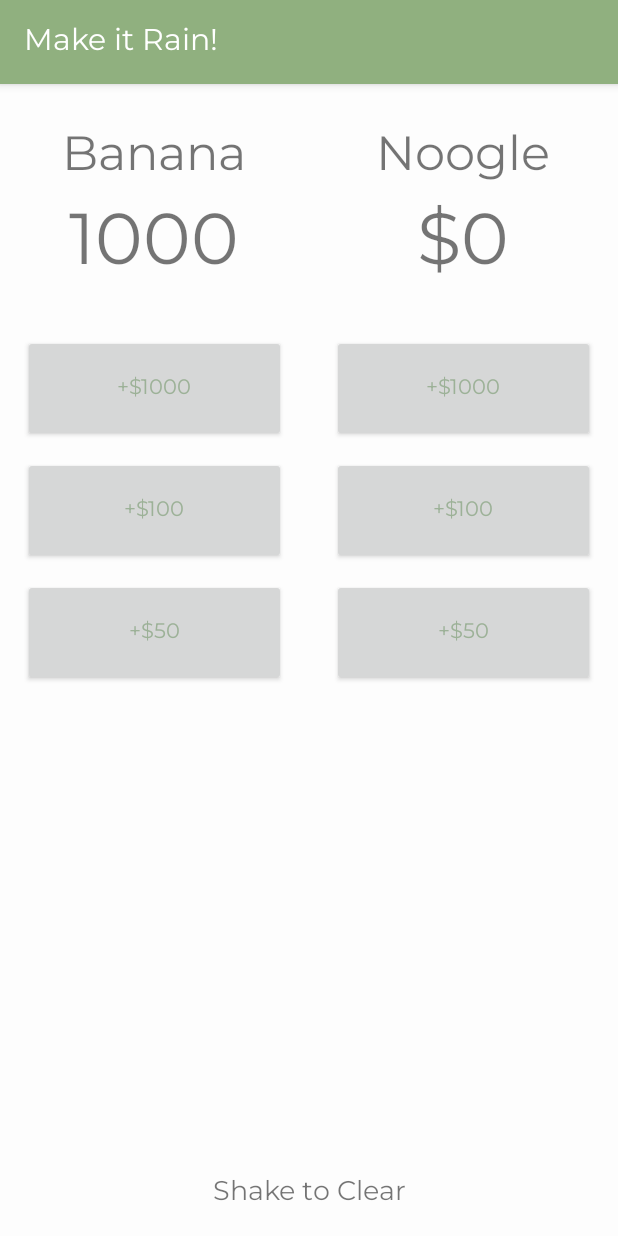
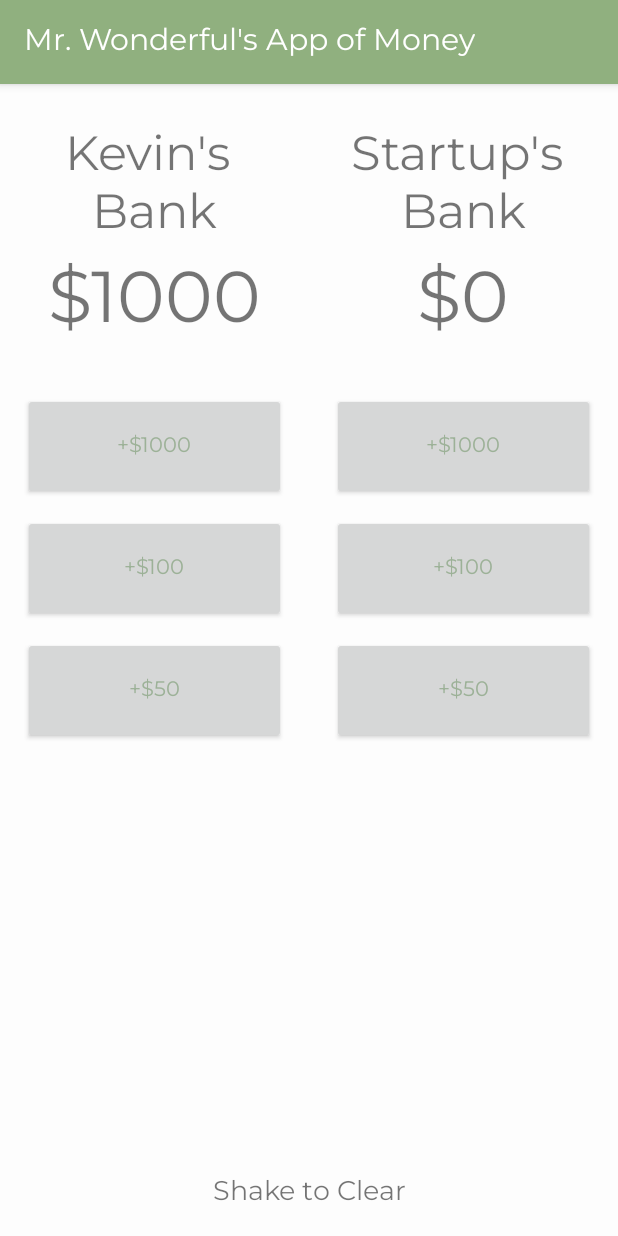
Before and after one commit to TheLegendMac/25-50-75, an Android app: the screen it shows after launch (MainActivity), after a tap on "+$1000", on a phone screen of 412 x 824 dp. Run offline under Robolectric (Android 15) with nearby library versions, the phone set to English and light mode, and no system bars.

Commit message:
2.0:
Changed names

```diff
--- a/app/src/main/java/com/macrealstudios/practiceset2/MainActivity.java
+++ b/app/src/main/java/com/macrealstudios/practiceset2/MainActivity.java
@@ -53,7 +53,7 @@ public class MainActivity extends AppCompatActivity {
      */
     public void displayForTeamA(int score) {
         TextView scoreView = findViewById(R.id.teamAScore);
-        scoreView.setText(String.valueOf(score));
+        scoreView.setText(String.valueOf("$" + score));
     }
 
     public void add1000ForTeamB(View v) {
@@ -76,7 +76,7 @@ public class MainActivity extends AppCompatActivity {
      */
     public void displayForTeamB(int score) {
         TextView scoreView = findViewById(R.id.teamBScore);
-        scoreView.setText(String.valueOf(score));
+        scoreView.setText(String.valueOf("$" + score));
     }
 
     private final SensorEventListener sensorListener = new SensorEventListener() {
@@ -96,7 +96,7 @@ public class MainActivity extends AppCompatActivity {
                 displayForTeamA(teamACash);
                 displayForTeamB(teamBCash);
 
-                Toast toast = Toast.makeText(MainActivity.this, "Money Cleared!",Toast.LENGTH_SHORT);
+                Toast toast = Toast.makeText(MainActivity.this, "Money Cleared!", Toast.LENGTH_SHORT);
                 toast.show();
             }
 
--- a/app/src/main/res/values/strings.xml
+++ b/app/src/main/res/values/strings.xml
@@ -1,10 +1,10 @@
 <resources>
-    <string name="app_name">Make it Rain!</string>
+    <string name="app_name">Mr. Wonderful\'s App of Money</string>
     <string name="threePointText">+$1000</string>
     <string name="freeThrowText">+$50</string>
     <string name="twoPointText">+$100</string>
     <string name="teamAScore">$0</string>
     <string name="teamBscore">$0</string>
-    <string name="teamBName">Noogle</string>
-    <string name="teamAName">Banana</string>
+    <string name="teamBName">Startup\'s \nBank</string>
+    <string name="teamAName">Kevin\'s \nBank</string>
 </resources>
```
